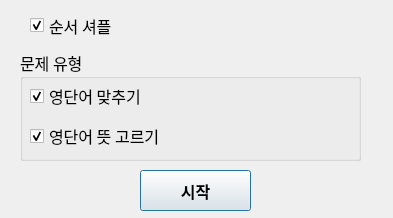
The window that DailyOption.ui (KangInPark/VocaTester) describes before a commit, drawn with Qt 5.
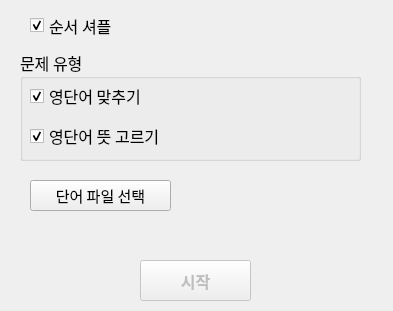
The same window after the commit.

Commit message: 기능추가: 단어 파일 선택기능 추가

```diff
--- a/DailyOption.ui
+++ b/DailyOption.ui
@@ -7,7 +7,7 @@
     <x>0</x>
     <y>0</y>
     <width>393</width>
-    <height>218</height>
+    <height>311</height>
    </rect>
   </property>
   <property name="windowTitle">
@@ -99,10 +99,13 @@
    </widget>
   </widget>
   <widget class="QPushButton" name="btn">
+   <property name="enabled">
+    <bool>false</bool>
+   </property>
    <property name="geometry">
     <rect>
      <x>140</x>
-     <y>170</y>
+     <y>260</y>
      <width>111</width>
      <height>41</height>
     </rect>
@@ -119,6 +122,47 @@
     <string>시작</string>
    </property>
   </widget>
+  <widget class="QPushButton" name="fbtn">
+   <property name="geometry">
+    <rect>
+     <x>30</x>
+     <y>180</y>
+     <width>141</width>
+     <height>31</height>
+    </rect>
+   </property>
+   <property name="font">
+    <font>
+     <family>맑은 고딕</family>
+     <pointsize>11</pointsize>
+    </font>
+   </property>
+   <property name="text">
+    <string>단어 파일 선택</string>
+   </property>
+  </widget>
+  <widget class="QLabel" name="label">
+   <property name="geometry">
+    <rect>
+     <x>180</x>
+     <y>180</y>
+     <width>131</width>
+     <height>31</height>
+    </rect>
+   </property>
+   <property name="font">
+    <font>
+     <family>맑은 고딕</family>
+     <pointsize>11</pointsize>
+    </font>
+   </property>
+   <property name="styleSheet">
+    <string notr="true">color: blue;</string>
+   </property>
+   <property name="text">
+    <string/>
+   </property>
+  </widget>
  </widget>
  <resources/>
  <connections/>
```
The commit also changes 1 other file.
